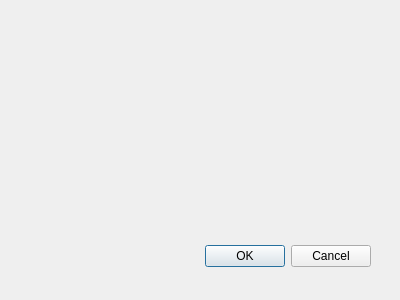
Before: the Qt Designer form UserApp/DownloadPaymentDialog.ui in proximax-storage/cpp-xpx-storage-user-app, drawn with Qt 5.
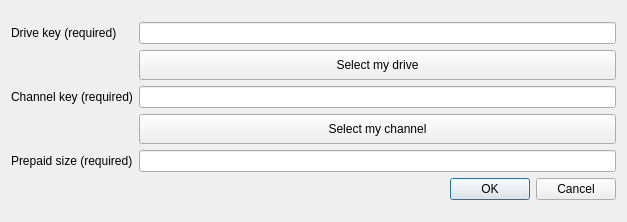
After: the same form once the commit is applied.

Commit message: Added buttons, layouts

What changed in the file:
```diff
--- a/UserApp/DownloadPaymentDialog.ui
+++ b/UserApp/DownloadPaymentDialog.ui
@@ -8,29 +8,85 @@
    <rect>
     <x>0</x>
     <y>0</y>
-    <width>400</width>
-    <height>300</height>
+    <width>627</width>
+    <height>222</height>
    </rect>
   </property>
   <property name="windowTitle">
    <string>Dialog</string>
   </property>
-  <widget name="buttonBox" class="QDialogButtonBox">
-   <property name="geometry">
-    <rect>
-     <x>30</x>
-     <y>240</y>
-     <width>341</width>
-     <height>32</height>
-    </rect>
-   </property>
-   <property name="orientation">
-    <enum>Qt::Horizontal</enum>
-   </property>
-   <property name="standardButtons">
-    <set>QDialogButtonBox::Cancel|QDialogButtonBox::Ok</set>
-   </property>
-  </widget>
+  <layout class="QVBoxLayout" name="verticalLayout">
+   <item>
+    <layout class="QGridLayout" name="gridLayout">
+     <item row="2" column="0">
+      <widget class="QLabel" name="label_2">
+       <property name="text">
+        <string>Channel key (required)</string>
+       </property>
+      </widget>
+     </item>
+     <item row="5" column="1">
+      <widget class="QDialogButtonBox" name="buttonBox">
+       <property name="orientation">
+        <enum>Qt::Horizontal</enum>
+       </property>
+       <property name="standardButtons">
+        <set>QDialogButtonBox::Cancel|QDialogButtonBox::Ok</set>
+       </property>
+      </widget>
+     </item>
+     <item row="4" column="0">
+      <widget class="QLabel" name="label_3">
+       <property name="text">
+        <string>Prepaid size (required)</string>
+       </property>
+      </widget>
+     </item>
+     <item row="1" column="1">
+      <widget class="QPushButton" name="m_selectDrive">
+       <property name="minimumSize">
+        <size>
+         <width>0</width>
+         <height>30</height>
+        </size>
+       </property>
+       <property name="text">
+        <string>Select my drive</string>
+       </property>
+      </widget>
+     </item>
+     <item row="4" column="1">
+      <widget class="QLineEdit" name="m_prepaid"/>
+     </item>
+     <item row="0" column="0">
+      <widget class="QLabel" name="label">
+       <property name="text">
+        <string>Drive key (required)</string>
+       </property>
+      </widget>
+     </item>
+     <item row="3" column="1">
+      <widget class="QPushButton" name="m_selectChannel">
+       <property name="minimumSize">
+        <size>
+         <width>0</width>
+         <height>30</height>
+        </size>
+       </property>
+       <property name="text">
+        <string>Select my channel</string>
+       </property>
+      </widget>
+     </item>
+     <item row="0" column="1">
+      <widget class="QLineEdit" name="m_driveKey"/>
+     </item>
+     <item row="2" column="1">
+      <widget class="QLineEdit" name="m_channelKey"/>
+     </item>
+    </layout>
+   </item>
+  </layout>
  </widget>
  <pixmapfunction/>
  <resources/>
```
Left out of the diff: 7 changed lines with no effect on the pictures. The commit also changes 1 other file.
